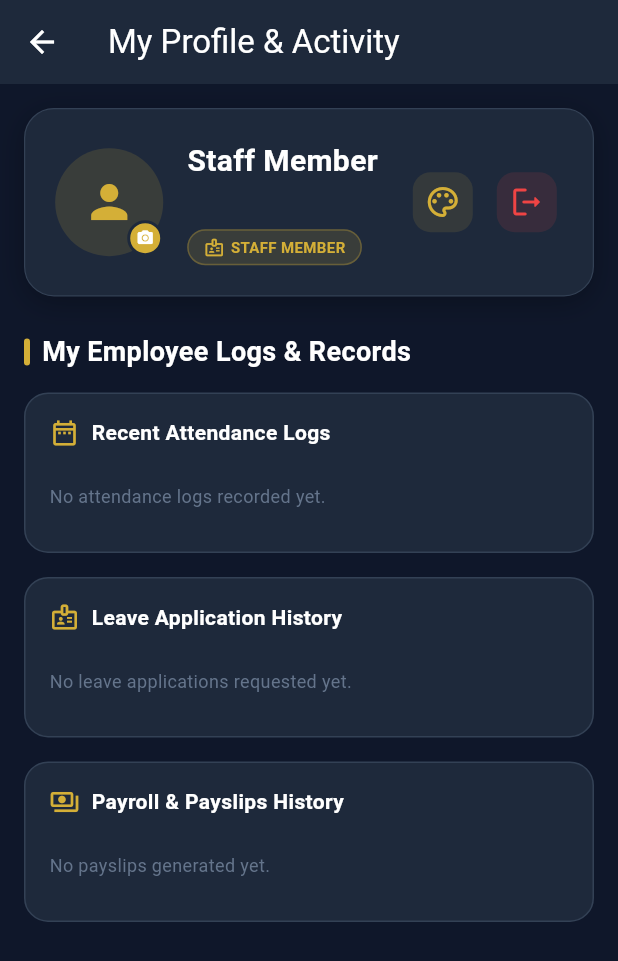
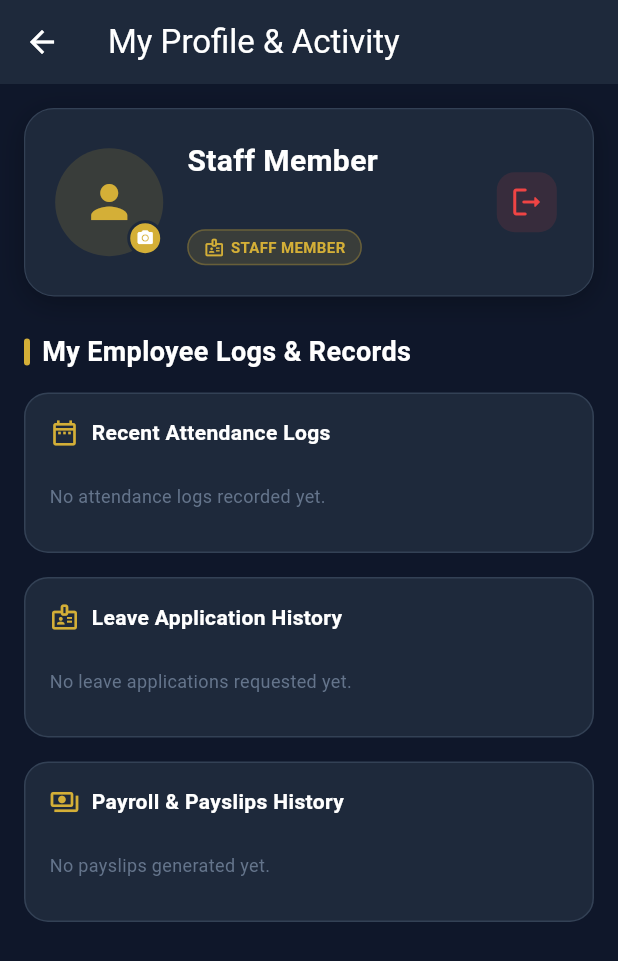
Before and after one commit to Haseeb-ML/Al-Haseeb-Foods-and-Bakers, a Flutter app: the StaffProfileScreen screen opened directly with empty values, on a phone screen of 412 x 824 dp. Shown: the top 961 px of the screen. Run offline on Flutter 3.47's test engine with Material 3 defaults, Android fonts, the phone set to English and light mode, and no system bars; our stand-ins replace cached_network_image, cloud_firestore, file_picker, firebase_auth, firebase_core, flutter_cache_manager and 4 more; accounts and stored records are empty.

Commit message:
Undo appearance icon in staff profile

```diff
--- a/lib/screens/staff/staff_profile_screen.dart
+++ b/lib/screens/staff/staff_profile_screen.dart
@@ -20,7 +20,6 @@ import 'dart:convert';
 import 'package:http/http.dart' as http;
 import 'package:image_picker/image_picker.dart';
 import 'package:cloud_firestore/cloud_firestore.dart';
-import '../admin/theme_settings_screen.dart';
 
 const double kDesktopBreakpoint = 900;
 
@@ -394,26 +393,6 @@ class _StaffProfileScreenState extends State<StaffProfileScreen> {
                 ),
                 const SizedBox(width: 8),
                 IconButton(
-                  onPressed: () {
-                    Navigator.push(
-                      context,
-                      MaterialPageRoute(
-                        builder: (_) => const ThemeSettingsScreen(),
-                      ),
-                    );
-                  },
-                  icon: const Icon(Icons.palette_outlined),
-                  tooltip: 'Appearance',
-                  style: IconButton.styleFrom(
-                    backgroundColor: accentController.value.withValues(alpha: 0.12),
-                    foregroundColor: accentController.value,
-                    shape: RoundedRectangleBorder(
-                      borderRadius: BorderRadius.circular(12),
-                    ),
-                  ),
-                ),
-                const SizedBox(width: 8),
-                IconButton(
                   onPressed: _handleLogout,
                   icon: const Icon(Icons.logout_rounded),
                   tooltip: 'Logout',
```
